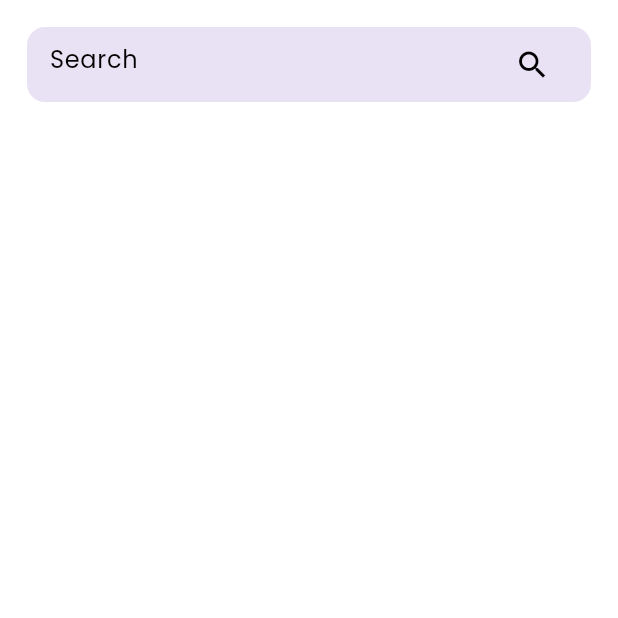
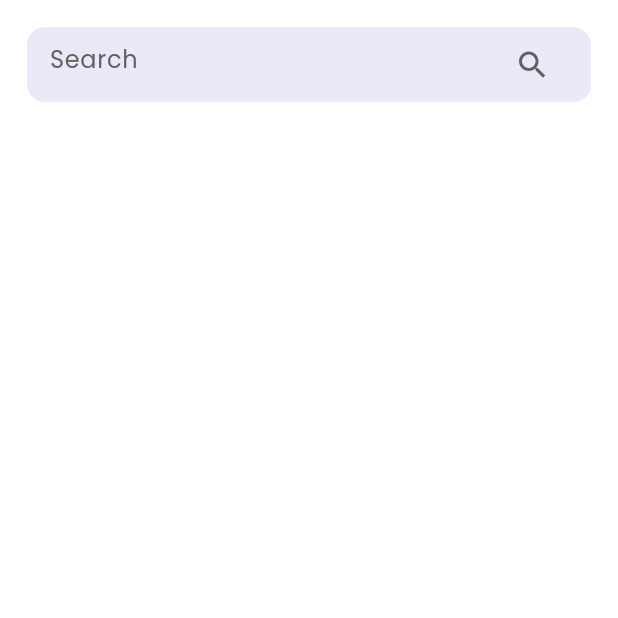
Before and after one commit to praveen0075/snaploop_, a Flutter app: the SearchPage screen opened directly, on a phone screen of 412 x 824 dp, the top half of it. Run offline on Flutter 3.47's test engine with Material 3 defaults, Android fonts, the phone set to English and light mode, and no system bars; our stand-ins replace cloud_firestore, equatable, file_picker, firebase_auth, firebase_core, flutter_bloc and 2 more; accounts and stored records are empty; generated files the repository leaves out were written again.

Commit message:
search page themes done

```diff
--- a/lib/core/themes/light_theme.dart
+++ b/lib/core/themes/light_theme.dart
@@ -6,9 +6,9 @@ ThemeData lightTheme = ThemeData(
   colorScheme: ColorScheme.light(
     surface: Colors.white,
     primary: Color.fromARGB(238, 104, 58, 183),
-    secondary: Color.fromARGB(255, 104, 58, 183),
+    secondary: Colors.grey,
     tertiary: Color.fromARGB(33, 179, 166, 216),
-    inversePrimary: Colors.grey.shade900,
+    inversePrimary: Colors.grey.shade700,
   ),
   scaffoldBackgroundColor: Colors.white,
   appBarTheme: AppBarTheme(
--- a/lib/features/post/presentation/components/all_post_tile.dart
+++ b/lib/features/post/presentation/components/all_post_tile.dart
@@ -289,7 +289,7 @@ class _AllPostTileState extends State<AllPostTile> {
                   Row(
                     children: [
                       CircleAvatar(
-                        backgroundColor: Colors.grey,
+                        backgroundColor: colorScheme.secondary,
                         backgroundImage:
                             widget.post[widget.index].userProfilePic == ""
                                 ? null
@@ -300,7 +300,7 @@ class _AllPostTileState extends State<AllPostTile> {
                             widget.post[widget.index].userProfilePic == ""
                                 ? Icon(
                                   Icons.person,
-                                  color: Colors.grey.shade800,
+                                  color: colorScheme.inversePrimary,
                                 )
                                 : null,
                       ),
--- a/lib/features/search/presentation/pages/search_page.dart
+++ b/lib/features/search/presentation/pages/search_page.dart
@@ -63,7 +63,10 @@ class _SearchPageState extends State<SearchPage> {
 
   @override
   Widget build(BuildContext context) {
+    final colorScheme = Theme.of(context).colorScheme;
+
     return Scaffold(
+      backgroundColor: colorScheme.surface,
       body: SafeArea(
         child: Padding(
           padding: const EdgeInsets.all(8.0),
@@ -82,25 +85,35 @@ class _SearchPageState extends State<SearchPage> {
                     child: Container(
                       height: 50,
                       decoration: BoxDecoration(
-                        color: const Color.fromARGB(37, 104, 58, 183),
+                        color: colorScheme.primary.withAlpha(30),
                         borderRadius: BorderRadius.circular(12),
                       ),
                       child: Center(
                         child: Padding(
-                          padding: EdgeInsets.symmetric(horizontal: 15),
+                          padding: const EdgeInsets.symmetric(horizontal: 15),
                           child: TextField(
                             controller: searchController,
+                            style: TextStyle(color: colorScheme.inversePrimary),
                             decoration: InputDecoration(
                               border: InputBorder.none,
+                              hintText: "Search",
+                              hintStyle: TextStyle(
+                                color: colorScheme.inversePrimary,
+                              ),
                               suffixIcon:
                                   searchController.text.isNotEmpty
                                       ? IconButton(
-                                        icon: Icon(Icons.clear),
+                                        icon: Icon(
+                                          Icons.clear,
+                                          color: colorScheme.inversePrimary,
+                                        ),
                                         onPressed:
                                             () => searchController.clear(),
                                       )
-                                      : Icon(Icons.search),
-                              hintText: "Search",
+                                      : Icon(
+                                        Icons.search,
+                                        color: colorScheme.inversePrimary,
+                                      ),
                             ),
                           ),
                         ),
@@ -114,7 +127,11 @@ class _SearchPageState extends State<SearchPage> {
                 child: BlocBuilder<SearchBloc, SearchState>(
                   builder: (context, state) {
                     if (state is SearchLoadingState) {
-                      return Center(child: CircularProgressIndicator());
+                      return Center(
+                        child: CircularProgressIndicator(
+                          color: colorScheme.primary,
+                        ),
+                      );
                     } else if (state is SearchLoadedState) {
                       return ListView.builder(
                         controller: _scrollController,
@@ -124,17 +141,20 @@ class _SearchPageState extends State<SearchPage> {
                           return ListTile(
                             leading: CircleAvatar(
                               radius: 24,
-                              backgroundColor: Colors.grey,
+                              backgroundColor: colorScheme.secondary,
                               child: CircleAvatar(
                                 radius: 22,
-                                backgroundColor: Colors.grey,
+                                backgroundColor: colorScheme.tertiary,
                                 backgroundImage:
                                     user.userProfilePic == ""
                                         ? null
                                         : NetworkImage(user.userProfilePic),
                                 child:
                                     user.userProfilePic == ""
-                                        ? Icon(Icons.person)
+                                        ? Icon(
+                                          Icons.person,
+                                          color: colorScheme.inversePrimary,
+                                        )
                                         : null,
                               ),
                             ),
@@ -168,7 +188,10 @@ class _SearchPageState extends State<SearchPage> {
                               },
                               child: Text(
                                 user.userName,
-                                style: TextStyle(color: Colors.black),
+                                style: TextStyle(
+                                  color: colorScheme.inversePrimary,
+                                  fontWeight: FontWeight.w500,
+                                ),
                               ),
                             ),
                           );
@@ -176,12 +199,25 @@ class _SearchPageState extends State<SearchPage> {
                       );
                     } else if (state is SearchNoResults) {
                       return Center(
-                        child: Text("No result for ${state.query}"),
+                        child: Text(
+                          "No result for '${state.query}'",
+                          style: TextStyle(color: colorScheme.inversePrimary),
+                        ),
                       );
                     } else if (state is SearchErrorState) {
-                      return Center(child: Text(state.errormsg));
+                      return Center(
+                        child: Text(
+                          state.errormsg,
+                          style: TextStyle(color: Colors.redAccent),
+                        ),
+                      );
                     } else {
-                      return Center(child: Text("Something went wrong"));
+                      return Center(
+                        child: Text(
+                          "Something went wrong",
+                          style: TextStyle(color: colorScheme.inversePrimary),
+                        ),
+                      );
                     }
                   },
                 ),
```
